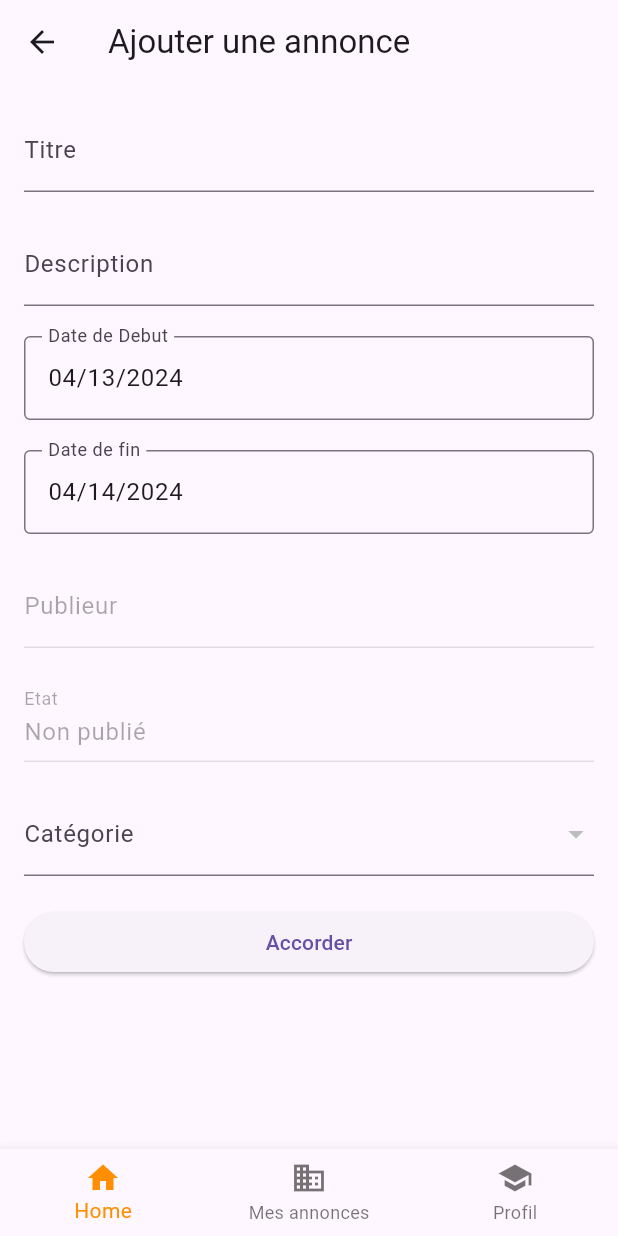
After one commit to khalil-45/sae_allo_mobile, a Flutter app: the HomePage screen opened by its route, after a tap on "Ajouter une annonce", on a phone screen of 412 x 824 dp. The commit adds this screen. Run offline on Flutter 3.47's test engine with Material 3 defaults, Android fonts, the phone set to English and light mode, and no system bars; our stand-ins replace go_router, google_fonts, nice_buttons, shared_preferences, supabase_flutter; accounts and stored records are empty.

Commit message:
ajout annonce et visibiliter sur nos annonces

```diff
--- a/lib/components/bottom_navigation_bar.dart
+++ b/lib/components/bottom_navigation_bar.dart
@@ -1,9 +1,10 @@
+import 'dart:developer';
+
 import 'package:flutter/material.dart';
 import 'package:go_router/go_router.dart';
 
 class BottomNavBar extends StatefulWidget {
-  final GoRouter router;
-  const BottomNavBar(this.router, {Key? key}) : super(key: key);
+  const BottomNavBar( {Key? key}) : super(key: key);
 
   @override
   _BottomNavBarState createState() => _BottomNavBarState();
@@ -11,7 +12,6 @@ class BottomNavBar extends StatefulWidget {
 
 class _BottomNavBarState extends State<BottomNavBar> {
   int _selectedIndex = 0;
-
   @override
   Widget build(BuildContext context) {
     return BottomNavigationBar(
@@ -34,16 +34,20 @@ class _BottomNavBarState extends State<BottomNavBar> {
       onTap: (index) {
         setState(() {
           _selectedIndex = index;
+          log(_selectedIndex.toString());
         });
         switch (index) {
           case 0:
-            widget.router.go('/home');
+            context.go('/home');
+            log('home');
             break;
           case 1:
-            widget.router.go('/mes-annonces');
+            context.go('/home/annonces');
+            log('annonces');
             break;
           case 2:
-            widget.router.go('/profil');
+            context.go('/profil');
+            log('profil');
             break;
         }
       },
--- a/lib/model/annonce.dart
+++ b/lib/model/annonce.dart
@@ -81,7 +81,7 @@ factory Annonce.fromMap(Map<String, dynamic> map) {
       dateFinAnnonce: DateTime.tryParse(map['date_fin'] ?? '') ?? DateTime.now(),
       idEtat: int.tryParse(map['id_etat'].toString()) ?? 0,
       idCategorie: int.tryParse(map['id_cat'].toString()) ?? 0,
-      idUtilPublieur: int.tryParse(map['id_util_pub'].toString()) ?? 0,
+      idUtilPublieur: map['id_util_pub'] ?? 0,
       idUtilPreneur: int.tryParse(map['id_util_rep'].toString()) ?? 0,
       image: map['image'] ?? 'https://picsum.photos/250?image=1',
     );
--- a/lib/model/provider/CatProvider.dart
+++ b/lib/model/provider/CatProvider.dart
@@ -7,7 +7,7 @@ import 'package:sae_allo_mobile/model/Categorie.dart';
 
 class CatProvider{
 
-  Stream<List<Categorie>> get categories {
+  Stream<List<Categorie>>  categories() {
     try {
       final tables = supabase.from('categorie').select();
 
--- a/lib/model/provider/annonceProv.dart
+++ b/lib/model/provider/annonceProv.dart
@@ -1,3 +1,5 @@
+import 'dart:developer';
+
 import 'package:sae_allo_mobile/main.dart';
 import 'package:sae_allo_mobile/model/Annonce.dart';
 import 'package:sae_allo_mobile/model/Categorie.dart';
@@ -13,6 +15,18 @@ class AnnonceProv {
     try {
       final tables = supabase.from('annonce').select();
 
+      return tables.asStream().map((reponse) =>
+        reponse.map((row) => Annonce.fromMap(row)).toList()
+      );
+    } catch (error) {
+      print('Erreur lors de la récupération des annonces: $error');
+      return const Stream.empty();
+    }
+  }
+
+  Stream<List<Annonce>> annoncesByUser(int idUtilisateur) {
+    try {
+      final tables = supabase.from('annonce').select().eq('id_util_pub', idUtilisateur);
       return tables.asStream().map((reponse) =>
         reponse.map((row) => Annonce.fromMap(row)).toList()
       );
@@ -50,4 +64,30 @@ class AnnonceProv {
     }
   }
 
+  Map<String, dynamic> toInsertMap(Annonce annonce) {
+    return {
+      'titre_annonce': annonce.titreAnnonce,
+      'description': annonce.descriptionAnnonce,
+      'image': annonce.image,
+      'date_debut': annonce.dateAnnonce.toIso8601String(),
+      'date_fin': annonce.dateFinAnnonce.toIso8601String(),
+      'id_cat': annonce.idCategorie,
+      'id_util_pub': annonce.idUtilPublieur,
+      'id_etat': annonce.idEtat,
+    };
+  }
+
+  Future<int> addAnnonce(Annonce annonce) async {
+    try {
+      await supabase.from('annonce').insert(toInsertMap(annonce));
+
+      return 1;
+
+    } catch (error) {
+      print('Erreur lors de l\'ajout de l\'annonce: $error');
+      return 0;
+    }
+
 }
+
+}
--- a/lib/router.dart
+++ b/lib/router.dart
@@ -1,76 +1,100 @@
 import 'package:flutter/material.dart';
 import 'package:flutter/widgets.dart';
 import 'package:go_router/go_router.dart';
+import 'package:sae_allo_mobile/views/addAnnonce.dart';
+import 'package:sae_allo_mobile/views/connexion_page.dart';
+import 'package:sae_allo_mobile/views/detail_annonce.dart';
 import 'package:sae_allo_mobile/views/home.dart';
-import 'views/connexion_page.dart';
-import 'views/welcome.dart';
+import 'package:sae_allo_mobile/views/inscription_page.dart';
+import 'package:sae_allo_mobile/views/mes_annonces.dart';
+import 'package:sae_allo_mobile/views/welcome.dart';
 import 'components/bottom_navigation_bar.dart';
-import 'views/detail_annonce.dart';
-import 'views/mes_annonces.dart';
-import 'views/inscription_page.dart';
 
 final GlobalKey<NavigatorState> _goRouterKey = GlobalKey<NavigatorState>();
 
+class AppRouter {
+  late final GoRouter _router;
 
-class AppRouter {
-
-
-  get router => _router;
-
-
-  late final GoRouter _router = GoRouter(
+  AppRouter() {
+    _router = GoRouter(
       initialLocation: '/',
       navigatorKey: _goRouterKey,
-    routes: <RouteBase>[
+      routes: [
         GoRoute(
           path: '/',
           builder: (context, state) {
             return const WelcomePage();
-        }
+          },
         ),
         GoRoute(
-        path: '/connexion',
+          path: '/sign',
           builder: (context, state) {
             return ConnexionPage();
           },
-      ),
+          routes: [
             GoRoute(
-        path: '/inscription',
+              path: 'up',
               builder: (context, state) {
                 return const InscriptionPage();
               },
             ),
+          ]
+        ),
         GoRoute(
           path: '/home',
+          pageBuilder: (context, state) => const MaterialPage(
+            child: Scaffold(
+              body: HomePage(),
+              bottomNavigationBar: BottomNavBar(),
+            ),
+          ),
+          routes: [
+            GoRoute(
+              path: 'annonces',
               pageBuilder: (context, state) => MaterialPage(
                 child: Scaffold(
-            body: HomePage(),
-            bottomNavigationBar: BottomNavBar(router),
+                  body: MesAnnoncesPage(),
+                  bottomNavigationBar: BottomNavBar(),
                 ),
               ),
-        routes: [GoRoute(
-              path: 'annonces/:id',
-              parentNavigatorKey: _goRouterKey,
-              pageBuilder: (context, state) => MaterialPage(
+              routes: [
+                GoRoute(
+                  path: ':id',
+                  pageBuilder: (context, state) {
+                    final id = state.pathParameters['id'];
+                    if (id != null && int.tryParse(id) != null) {
+                      return MaterialPage(
                         child: Scaffold(
                           body: AnnonceDetailsWidget(
-                    idAnnonce: int.parse(state.pathParameters['id']!),
+                            idAnnonce: int.parse(id),
                           ),
-                  bottomNavigationBar: BottomNavBar(router),
+                          bottomNavigationBar: BottomNavBar(),
                         ),
+                      );
+                    } else {
+                      return MaterialPage(
+                        child: Scaffold(
+                          body: AddAnnoncesPage(),
+                          bottomNavigationBar: BottomNavBar(),
                         ),
+                      );
+                    }
+                  },
+                ),
+              ],
+            ),
+
+          ],
         ),
         GoRoute(
-            path: 'mes-annonces',
+          path: '/mes-annonces',
           parentNavigatorKey: _goRouterKey,
           pageBuilder: (context, state) => MaterialPage(
             child: Scaffold(
               body: MesAnnoncesPage(),
-                bottomNavigationBar: BottomNavBar(router),
+              bottomNavigationBar: BottomNavBar(),
             ),
           ),
-          ),
-        ]
         ),
       ],
       errorPageBuilder: (context, state) => MaterialPage(
@@ -79,10 +103,10 @@ class AppRouter {
             child: Column(
               mainAxisAlignment: MainAxisAlignment.center,
               children: <Widget>[
-                const Text('Page non trouvé !'),
+                const Text('Page non trouvée !'),
                 TextButton(
-                  child: const Text('Go to Home'),
-                  onPressed: () => router.go('/home'),
+                  child: const Text('Aller à la page d\'accueil'),
+                  onPressed: () => _router.go('/home'),
                 ),
               ],
             ),
@@ -91,3 +115,6 @@ class AppRouter {
       ),
     );
   }
+
+  GoRouter get router => _router;
+}
--- /dev/null
+++ b/lib/views/addAnnonce.dart
@@ -0,0 +1,197 @@
+import 'dart:developer';
+
+import 'package:flutter/material.dart';
+import 'package:go_router/go_router.dart';
+import 'package:sae_allo_mobile/const.dart';
+import 'package:sae_allo_mobile/model/Annonce.dart';
+import 'package:sae_allo_mobile/model/Categorie.dart';
+import 'package:supabase_flutter/supabase_flutter.dart';
+import 'package:sae_allo_mobile/model/provider/annonceProv.dart';
+import 'package:shared_preferences/shared_preferences.dart';
+import 'package:sae_allo_mobile/model/provider/CatProvider.dart';
+
+class AddAnnoncesPage extends StatefulWidget {
+  @override
+  _AddAnnoncesPageState createState() => _AddAnnoncesPageState();
+}
+
+class _AddAnnoncesPageState extends State<AddAnnoncesPage> {
+  final _formKey = GlobalKey<FormState>();
+  final _titreController = TextEditingController();
+  final _descriptionController = TextEditingController();
+  final _dateFinController = TextEditingController();
+  final _idCategorieController = TextEditingController();
+  DateTime _dateDebut = DateTime.now();
+  DateTime _dateFin = DateTime.now();
+  late Stream<List<Categorie>> lesCategories;
+
+  @override
+  void initState() {
+    super.initState();
+    fetchCategories();
+    _idCategorieController.text = '-1'; // Initialiser avec une valeur vide
+  }
+
+
+  void fetchCategories() {
+    lesCategories = CatProvider().categories();
+  }
+
+  @override
+  Widget build(BuildContext context) {
+    return Scaffold(
+      appBar: AppBar(
+        title: const Text('Ajouter une annonce'),
+      ),
+      body: Form(
+        key: _formKey,
+        child: ListView(
+          padding: const EdgeInsets.all(16),
+          children: [
+            // Vos champs de texte ici
+            TextFormField(
+              controller: _titreController,
+              decoration: const InputDecoration(labelText: 'Titre'),
+              validator: (value) {
+                if (value == null || value.isEmpty) {
+                  return 'Veuillez entrer un titre';
+                }
+                return null;
+              },
+            ),
+            const SizedBox(height: 20), // Ajout de padding entre les champs
+
+            TextFormField(
+              controller: _descriptionController,
+              decoration: const InputDecoration(labelText: 'Description'),
+              validator: (value) {
+                if (value == null || value.isEmpty) {
+                  return 'Veuillez entrer une description';
+                }
+                return null;
+              },
+            ),
+            const SizedBox(height: 20), // Ajout de padding entre les champs
+
+            InputDatePickerFormField(
+              firstDate: DateTime.now(),
+              lastDate: DateTime(2100),
+              initialDate: DateTime.now(),
+              onDateSubmitted: (DateTime value) {
+                _dateDebut = value;
+              },
+              onDateSaved: (value) => _dateDebut = value,
+              fieldLabelText: 'Date de Debut',
+            ),
+
+            const SizedBox(height: 20), // Ajout de padding entre les champs
+
+            InputDatePickerFormField(
+              firstDate: DateTime.now(),
+              lastDate: DateTime(2100),
+              initialDate: DateTime.now().add(const Duration(days: 1)),
+              onDateSubmitted: (DateTime value) {
+                _dateFinController.text = value.toString();
+              },
+              onDateSaved: (value) => _dateFin = value,
+              fieldLabelText: 'Date de fin',
+            ),
+            const SizedBox(height: 20), // Ajout de padding entre les champs
+
+
+            // Champ ID Util Preneur désactivé et renommé
+            TextFormField(
+              enabled: false,
+              decoration: const InputDecoration(labelText: 'Publieur'), // Renommé en Publieur
+              initialValue: user.name, // Valeur par défaut
+              validator: (value) {
+                if (value == null || value.isEmpty) {
+                  return 'Veuillez entrer un Publieur';
+                }
+                return null;
+              },
+            ),
+            const SizedBox(height: 20), // Ajout de padding entre les champs
+            // Champ ID Etat désactivé et renommé
+            TextFormField(
+              enabled: false,
+              decoration: const InputDecoration(labelText: 'Etat'), // Renommé en Etat
+              initialValue: 'Non publié', // Valeur par défaut
+              validator: (value) {
+                if (value == null || value.isEmpty) {
+                  return 'Veuillez entrer un Etat';
+                }
+                return null;
+              },
+            ),
+            const SizedBox(height: 20), // Ajout de padding entre les champs
+            // Champs de menu déroulant pour la catégorie
+            StreamBuilder<List<Categorie>>(
+              stream: lesCategories,
+              builder: (context, snapshot) {
+                if (snapshot.connectionState == ConnectionState.waiting) {
+                  return const Center(
+                    child: CircularProgressIndicator(),
+                  );
+                } else if (snapshot.hasError) {
+                  return Center(
+                    child: Text('Erreur: ${snapshot.error}'),
+                  );
+                } else {
+                  return DropdownButtonFormField<String>(
+                    items: snapshot.data!.map((Categorie categorie) {
+                      return DropdownMenuItem(
+                        value: categorie.id_Cat.toString(),
+                        child: Text(categorie.nom_Cat),
+                      );
+                    }).toList(),
+                    onChanged: (String? value) {
+                      setState(() {
+                        _idCategorieController.text = value!;
+                      });
+                    },
+                    decoration: const InputDecoration(labelText: 'Catégorie'),
+                    validator: (value) {
+                      if (value == null || value.isEmpty) {
+                        return 'Veuillez sélectionner une catégorie';
+                      }
+                      return null;
+                    },
+                  );
+                }
+              },
+            ),
+            const SizedBox(height: 20), // Ajout de padding entre le menu déroulant et le bouton
+            // Bouton pour accorder le formulaire
+            ElevatedButton(
+              onPressed: () {
+                if (_formKey.currentState!.validate()) {
+                  // Traiter les données ici
+                  ScaffoldMessenger.of(context).showSnackBar(
+                    const SnackBar(content: Text('Formulaire accordé')),
+                  );
+                  log('id_Util: ${user.id_Util}');
+                  Annonce annonce = Annonce(
+                    titreAnnonce: _titreController.text,
+                    descriptionAnnonce: _descriptionController.text,
+                    dateAnnonce: _dateDebut,
+                    dateFinAnnonce: _dateFin,
+                    idCategorie: int.parse(_idCategorieController.text),
+                    idUtilPublieur: user.id_Util,
+                    idEtat: 1, // Valeur par défaut
+                    idAnnonce: 0, // Valeur par défaut
+                    image: "https://picsum.photos/250?image=1",
+                    idUtilPreneur: -1
+                  );
+                  AnnonceProv().addAnnonce(annonce);
+                  context.go('/mes-annonces');
+                }
+              },
+              child: const Text('Accorder'),
+            ),
+          ],
+        ),
+      ),
+    );
+  }
+}
--- a/lib/views/home.dart
+++ b/lib/views/home.dart
@@ -5,6 +5,7 @@ import 'package:sae_allo_mobile/components/annonce_card.dart';
 import 'package:sae_allo_mobile/model/Categorie.dart';
 import 'package:sae_allo_mobile/model/Etat.dart';
 import 'package:sae_allo_mobile/model/Utilisateurs.dart';
+import 'package:go_router/go_router.dart';
 import '../components/empty_state_widget.dart';
 import '../model/Annonce.dart';
 import 'package:sae_allo_mobile/model/provider/annonceProv.dart';
@@ -66,6 +67,12 @@ class _HomePageState extends State<HomePage> {
                   ],
                 ),
               ),
+              ElevatedButton(
+                onPressed: () {
+                  context.go('/home/annonces/add');
+                },
+                child: Text('Ajouter une annonce'),
+              ),
               Expanded(
                 child: Padding(
                   padding: const EdgeInsets.all(14),
--- a/lib/views/inscription_page.dart
+++ b/lib/views/inscription_page.dart
@@ -61,7 +61,7 @@ class _InscriptionPageState extends State<InscriptionPage> {
         ));
       }
 
-      context.go('/home');
+      context.go('/sign');
 
 
     } on AuthException catch (e) {
--- a/lib/views/mes_annonces.dart
+++ b/lib/views/mes_annonces.dart
@@ -1,5 +1,10 @@
+import 'dart:developer';
+
 import 'package:flutter/material.dart';
+import 'package:sae_allo_mobile/const.dart';
+import 'package:sae_allo_mobile/model/Annonce.dart';
 import 'package:go_router/go_router.dart';
+import 'package:sae_allo_mobile/model/provider/annonceProv.dart';
 
 class MesAnnoncesPage extends StatefulWidget {
   @override
@@ -7,27 +12,65 @@ class MesAnnoncesPage extends StatefulWidget {
 }
 
 class _MesAnnoncesPageState extends State<MesAnnoncesPage> {
-  // Remplacez ceci par la liste de vos annonces
-  List<Map<String, dynamic>> mesAnnonces = [
-    {'title': 'Annonce 1', 'description': 'Description de l\'annonce 1'},
-    {'title': 'Annonce 2', 'description': 'Description de l\'annonce 2'},
-    // Ajoutez plus d'annonces ici
-  ];
+  late Stream<List<Annonce>> mesAnnoncesStream;
+  late final int id_Util;
+
+  @override
+  void initState() {
+    super.initState();
+    fetchMesAnnonces();
+  }
+
+  void fetchMesAnnonces() async {
+    id_Util = user.id_Util;
+    mesAnnoncesStream = AnnonceProv().annoncesByUser(id_Util);
+
+  }
 
   @override
   Widget build(BuildContext context) {
     return Scaffold(
       appBar: AppBar(
-        title: Text('Mes Annonces'),
+        title: const Text('Mes Annonces'),
       ),
-      body: ListView.builder(
-        itemCount: mesAnnonces.length,
-        itemBuilder: (context, index) {
-          return ListTile(
-            title: Text(mesAnnonces[index]['title']),
-            subtitle: Text(mesAnnonces[index]['description']),
-            onTap: () {
-              context.go('/home/annonces/${index.toString()}');
+      body: StreamBuilder<List<Annonce>>(
+        stream: mesAnnoncesStream,
+        builder: (context, snapshot) {
+
+          if (snapshot.connectionState == ConnectionState.waiting) {
+            return const Center(
+              child: CircularProgressIndicator(),
+            );
+          }
+
+          if (snapshot.hasError) {
+            log('Erreur lors de la récupération des annonces: ${snapshot.error}');
+            return const Center(
+              child: Text('Erreur lors de la récupération des annonces'),
+            );
+          }
+
+          final annonces = snapshot.data!;
+
+          if (annonces.isEmpty) {
+            return const Center(
+              child: Text('Aucune annonce trouvée'),
+            );
+          }
+
+          return ListView.builder(
+            itemCount: annonces.length,
+            itemBuilder: (context, index) {
+              final annonce = annonces[index];
+              return Card(
+                child: ListTile(
+                  title: Text(annonce.titreAnnonce),
+                    subtitle: Text('${annonce.descriptionAnnonce.substring(0, annonce.descriptionAnnonce.length > 15 ? 15 : annonce.descriptionAnnonce.length)}...'),
+                  onTap: () {
+                    context.go('/home/annonces/${annonce.idAnnonce}');
+                  },
+                ),
+              );
             },
           );
         },
--- a/pubspec.yaml
+++ b/pubspec.yaml
@@ -35,7 +35,7 @@ dependencies:
   go_router: ^13.2.0
   intl: ^0.19.0
   supabase_flutter: ^2.0.0
-
+  shared_preferences: ^2.2.3
 
   # The following adds the Cupertino Icons font to your application.
   # Use with the CupertinoIcons class for iOS style icons.
```
Also changed, not shown: lib/components/buttons.dart (+4 -4 lines), lib/const.dart (added, +10 -0 lines), lib/views/connexion_page.dart (+6 -1 lines), lib/asset/theme.dart (renamed from lib/theme.dart), pubspec.lock. Lines whose indentation alone changed are shown as unchanged.
